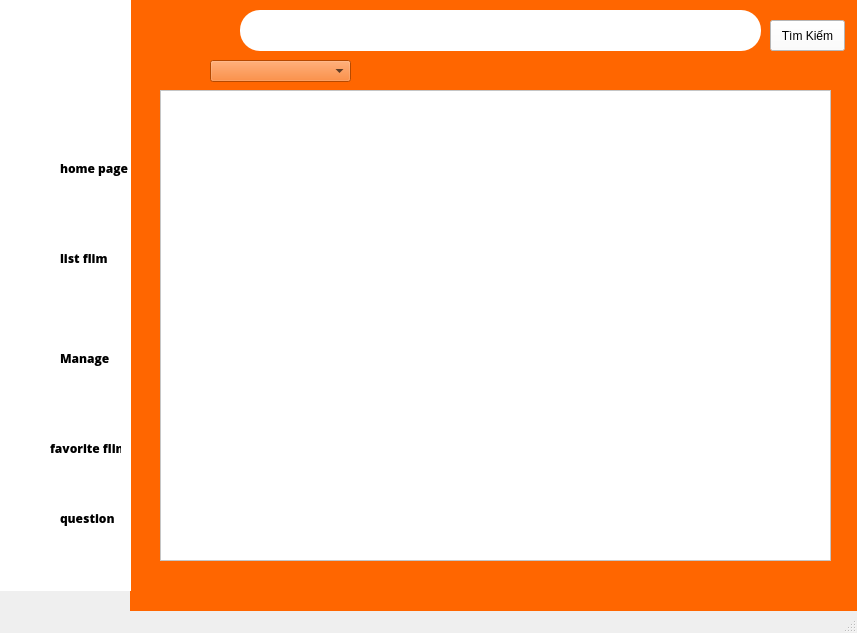
Above: ui/home.ui from tai679/nextgen-pti before the change. Below: the same form after it.
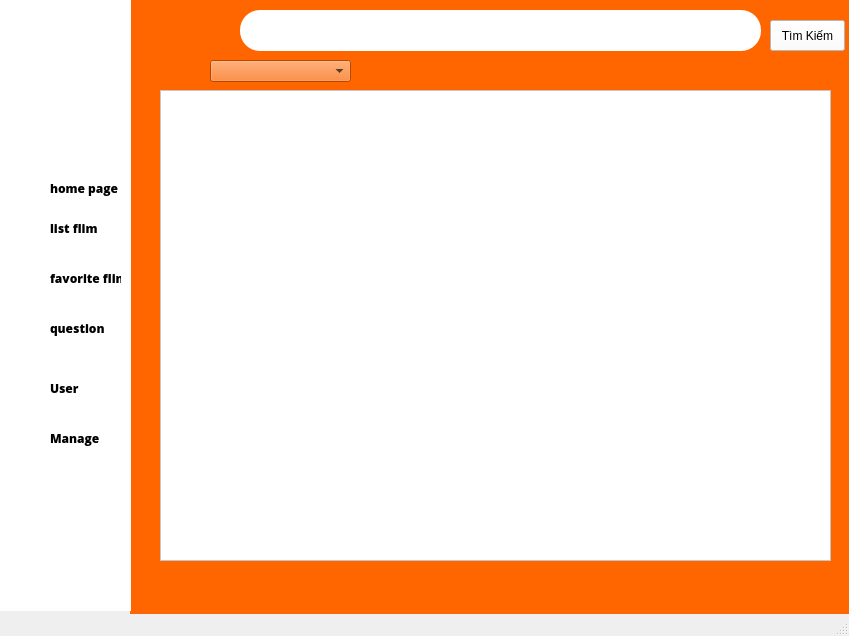
That is the form after the change. Icons and pictures are not drawn.

Diff of the .ui file:
```diff
--- a/ui/home.ui
+++ b/ui/home.ui
@@ -6,8 +6,8 @@
    <rect>
     <x>0</x>
     <y>0</y>
-    <width>857</width>
-    <height>633</height>
+    <width>849</width>
+    <height>636</height>
    </rect>
   </property>
   <property name="windowTitle">
@@ -136,7 +136,7 @@
       <x>0</x>
       <y>0</y>
       <width>131</width>
-      <height>591</height>
+      <height>611</height>
      </rect>
     </property>
     <property name="styleSheet">
@@ -164,8 +164,8 @@
     <widget class="QLabel" name="label_9">
      <property name="geometry">
       <rect>
-       <x>60</x>
-       <y>160</y>
+       <x>50</x>
+       <y>180</y>
        <width>71</width>
        <height>16</height>
       </rect>
@@ -184,8 +184,8 @@
     <widget class="QLabel" name="label_11">
      <property name="geometry">
       <rect>
-       <x>60</x>
-       <y>250</y>
+       <x>50</x>
+       <y>220</y>
        <width>71</width>
        <height>16</height>
       </rect>
@@ -204,9 +204,9 @@
     <widget class="QLabel" name="label_13">
      <property name="geometry">
       <rect>
-       <x>60</x>
-       <y>350</y>
-       <width>71</width>
+       <x>50</x>
+       <y>430</y>
+       <width>51</width>
        <height>16</height>
       </rect>
      </property>
@@ -225,9 +225,9 @@
      <property name="geometry">
       <rect>
        <x>0</x>
-       <y>140</y>
-       <width>51</width>
-       <height>51</height>
+       <y>160</y>
+       <width>41</width>
+       <height>41</height>
       </rect>
      </property>
      <property name="styleSheet">
@@ -256,9 +256,9 @@
      <property name="geometry">
       <rect>
        <x>0</x>
-       <y>230</y>
-       <width>51</width>
-       <height>51</height>
+       <y>210</y>
+       <width>41</width>
+       <height>41</height>
       </rect>
      </property>
      <property name="styleSheet">
@@ -287,9 +287,9 @@
      <property name="geometry">
       <rect>
        <x>0</x>
-       <y>330</y>
-       <width>51</width>
-       <height>51</height>
+       <y>420</y>
+       <width>41</width>
+       <height>41</height>
       </rect>
      </property>
      <property name="styleSheet">
@@ -318,9 +318,9 @@
      <property name="geometry">
       <rect>
        <x>0</x>
-       <y>420</y>
-       <width>51</width>
-       <height>51</height>
+       <y>260</y>
+       <width>41</width>
+       <height>41</height>
       </rect>
      </property>
      <property name="styleSheet">
@@ -349,7 +349,7 @@
      <property name="geometry">
       <rect>
        <x>50</x>
-       <y>440</y>
+       <y>270</y>
        <width>71</width>
        <height>16</height>
       </rect>
@@ -369,13 +369,18 @@
      <property name="geometry">
       <rect>
        <x>0</x>
-       <y>490</y>
-       <width>51</width>
-       <height>51</height>
+       <y>310</y>
+       <width>41</width>
+       <height>41</height>
       </rect>
      </property>
      <property name="styleSheet">
-      <string notr="true">border:none;</string>
+      <string notr="true">QPushButton {
+border:none
+}
+QPushButton:hover {
+background-color: rgb(192,192,192);
+}</string>
      </property>
      <property name="text">
       <string/>
@@ -386,16 +391,16 @@
      </property>
      <property name="iconSize">
       <size>
-       <width>52</width>
-       <height>52</height>
+       <width>32</width>
+       <height>32</height>
       </size>
      </property>
     </widget>
     <widget class="QLabel" name="label_15">
      <property name="geometry">
       <rect>
-       <x>60</x>
-       <y>510</y>
+       <x>50</x>
+       <y>320</y>
        <width>61</width>
        <height>16</height>
       </rect>
@@ -411,6 +416,57 @@
       <string>question</string>
      </property>
     </widget>
+    <widget class="QPushButton" name="btnProfile">
+     <property name="geometry">
+      <rect>
+       <x>0</x>
+       <y>360</y>
+       <width>41</width>
+       <height>41</height>
+      </rect>
+     </property>
+     <property name="styleSheet">
+      <string notr="true">QPushButton {
+border:none
+}
+QPushButton:hover {
+background-color: rgb(192,192,192);
+}</string>
+     </property>
+     <property name="text">
+      <string/>
+     </property>
+     <property name="icon">
+      <iconset>
+       <normaloff>../image/user.png</normaloff>../image/user.png</iconset>
+     </property>
+     <property name="iconSize">
+      <size>
+       <width>32</width>
+       <height>32</height>
+      </size>
+     </property>
+    </widget>
+    <widget class="QLabel" name="label_16">
+     <property name="geometry">
+      <rect>
+       <x>50</x>
+       <y>380</y>
+       <width>51</width>
+       <height>16</height>
+      </rect>
+     </property>
+     <property name="font">
+      <font>
+       <family>Open Sans ExtraBold</family>
+       <weight>75</weight>
+       <bold>true</bold>
+      </font>
+     </property>
+     <property name="text">
+      <string>User</string>
+     </property>
+    </widget>
    </widget>
   </widget>
   <widget class="QMenuBar" name="menubar">
```
Left out of the diff: 12 changed lines with no effect on the pictures.
